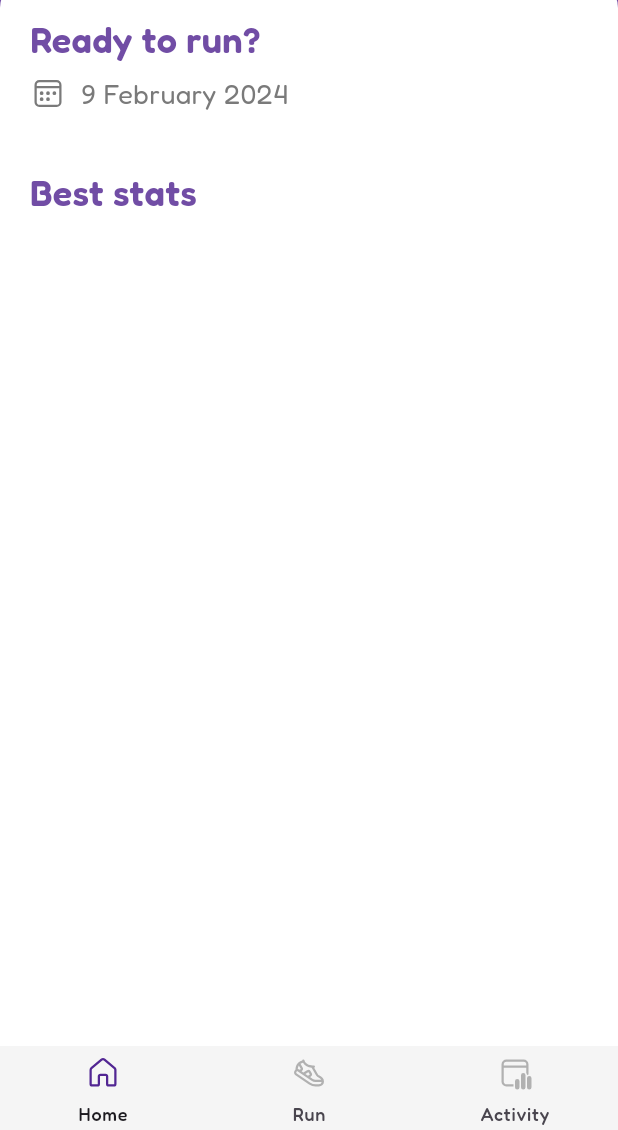
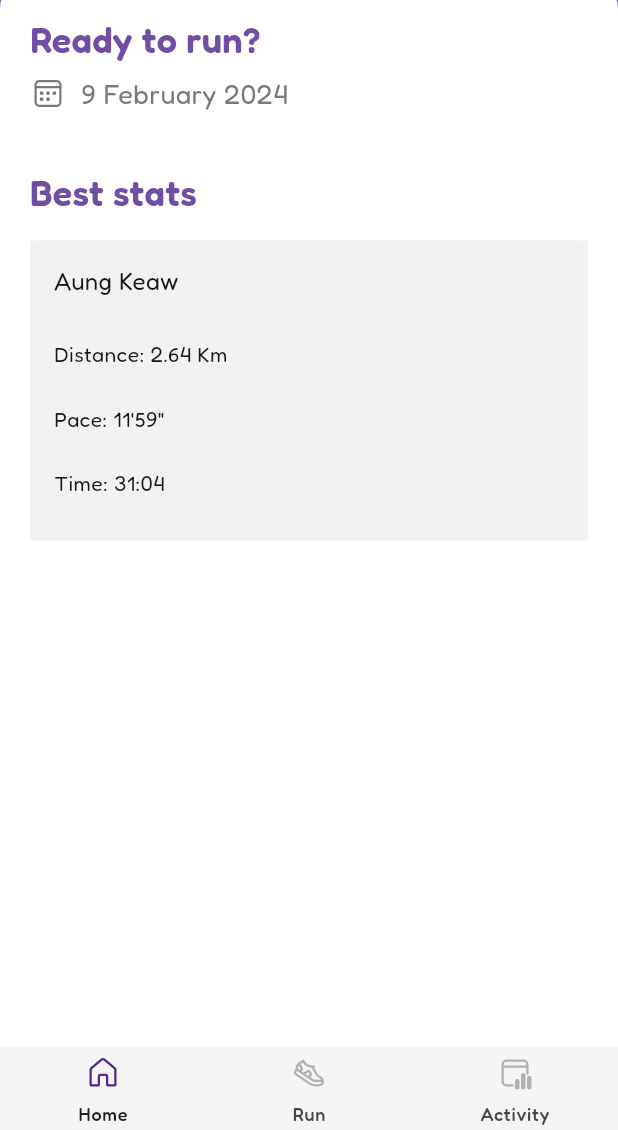
Before and after one commit to themes12/Run-In-CMU, a Flutter app: the screen it shows after launch, on a phone screen of 412 x 824 dp, the part 106-1236 px from its top. Run offline on Flutter 3.47's test engine with Material 3 defaults, Android fonts, the light colour scheme and no system bars; our stand-ins replace fluentui_system_icons, flutter_svg, go_router, google_fonts, google_maps_flutter, location and 1 more; missing offline and left inert: flutter_polyline_points, maps_toolkit.

Commit message:
best stat card

```diff
--- a/lib/components/home/home_stat_card.dart
+++ b/lib/components/home/home_stat_card.dart
@@ -0,0 +1,111 @@
+import 'package:fluentui_system_icons/fluentui_system_icons.dart';
+import 'package:flutter/cupertino.dart';
+import 'package:flutter/material.dart';
+import 'package:go_router/go_router.dart';
+import 'package:runinmor/types/route_list.dart';
+
+class BestStatsCard extends StatelessWidget {
+  final String name;
+  final String distance;
+  final String pace;
+  final String time;
+
+  const BestStatsCard({
+    Key? key,
+    required this.name,
+    required this.distance,
+    required this.pace,
+    required this.time,
+  }) : super(key: key);
+
+  @override
+  Widget build(BuildContext context) {
+    return SizedBox(
+      height: 200,
+      width: double.infinity,
+      child: Card(
+        elevation: 0,
+        margin: EdgeInsets.zero,
+        shape: const RoundedRectangleBorder(
+          borderRadius: BorderRadius.all(
+            Radius.circular(10),
+          ),
+        ),
+        child: Stack(
+          fit: StackFit.expand,
+          children: [
+            // Background color instead of image
+            Container(
+              color: const Color(0xFFF2F2F2),
+            ),
+            Padding(
+              padding: const EdgeInsets.only(
+                top: 16,
+                left: 16,
+                right: 16,
+                bottom: 28,
+              ),
+              child: Column(
+                mainAxisAlignment: MainAxisAlignment.spaceBetween,
+                crossAxisAlignment: CrossAxisAlignment.start,
+                children: [
+                  Row(
+                    children: [
+                      Text(
+                        name,
+                        style: const TextStyle(
+                          color: Color(0xFF171717),
+                          fontWeight: FontWeight.normal,
+                          fontSize: 16,
+                        ),
+                      ),
+                    ],
+                  ),
+                  const SizedBox(height: 8),
+                  Row(
+                    children: [
+                      Text(
+                        'Distance: $distance',
+                        style: const TextStyle(
+                          color: Color(0xFF171717),
+                          fontWeight: FontWeight.normal,
+                          fontSize: 14,
+                        ),
+                      ),
+                    ],
+                  ),
+                  const SizedBox(height: 4),
+                  Row(
+                    children: [
+                      Text(
+                        'Pace: $pace',
+                        style: const TextStyle(
+                          color: Color(0xFF171717),
+                          fontWeight: FontWeight.normal,
+                          fontSize: 14,
+                        ),
+                      ),
+                    ],
+                  ),
+                  const SizedBox(height: 4),
+                  Row(
+                    children: [
+                      Text(
+                        'Time: $time',
+                        style: const TextStyle(
+                          color: Color(0xFF171717),
+                          fontWeight: FontWeight.normal,
+                          fontSize: 14,
+                        ),
+                      ),
+                    ],
+                  ),
+                ],
+              ),
+            )
+          ],
+        ),
+      ),
+    );
+  }
+}
--- a/lib/pages/home_page.dart
+++ b/lib/pages/home_page.dart
@@ -3,8 +3,11 @@ import 'package:flutter/material.dart';
 import 'package:go_router/go_router.dart';
 import 'package:provider/provider.dart';
 
+import '../components/home/home_stat_card.dart';
 import '../components/template/white_container.dart';
 import '../provider/navigation_bar_provider.dart';
+import 'home_stat_card.dart'; // Import the BestStatsCard widget
+
 
 class HomePage extends StatelessWidget {
   const HomePage({super.key});
@@ -62,6 +65,23 @@ class HomePage extends StatelessWidget {
                       fontWeight: FontWeight.w600,
                     ),
                   ),
+                  // Add the BestStatsCard widget here
+
+                ],
+              ),
+            ),
+            Padding(
+              padding: EdgeInsets.only(top: 15),
+              child: Column(
+                children: [
+                  // Add the BestStatsCard widget here
+                  const BestStatsCard(
+                    name: 'Aung Keaw',
+                    distance: '2.64 Km',
+                    pace: '11\'59"',
+                    time: '31:04',
+                  ),
+
                 ],
               ),
             ),
--- /dev/null
+++ b/lib/pages/home_stat_card.dart
@@ -0,0 +1 @@
+// TODO Implement this library.
```
